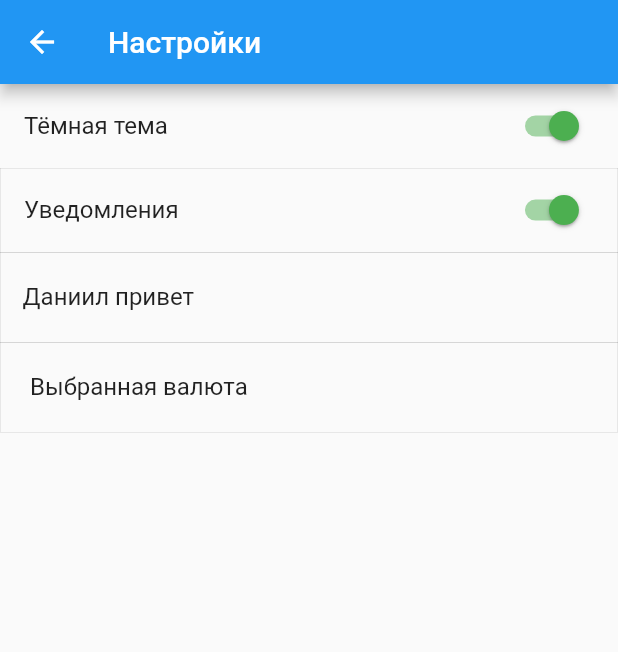
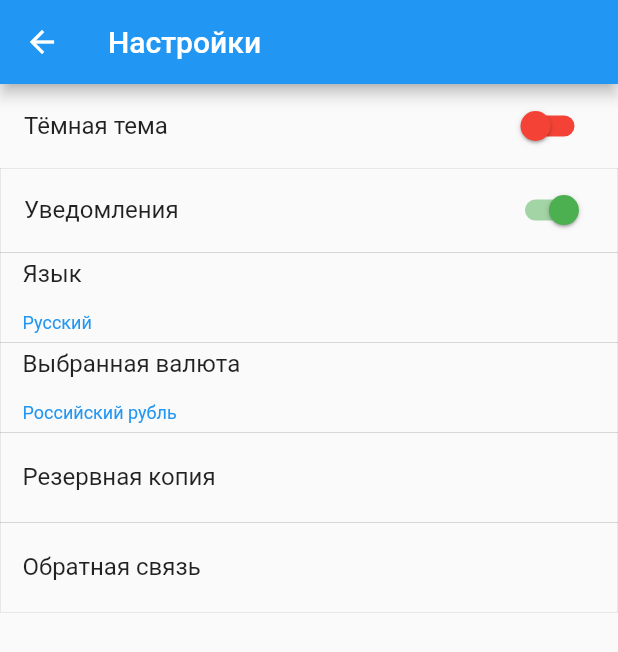
Before and after one commit to andryfaciy/Flatter_App, a Flutter app: the SettingsPage screen opened directly, after a tap on "Уведомления", on a phone screen of 412 x 824 dp. Shown: the top 652 px of the screen. Run offline on Flutter 3.47's test engine with Material 2 defaults, Android fonts, the phone set to English and light mode, and no system bars.

Commit message:
Update main.dart

```diff
--- a/flutter_app/lib/main.dart
+++ b/flutter_app/lib/main.dart
@@ -79,16 +79,17 @@ class _MyHomePageState extends State<MyHomePage> {
 }
 
 class SettingsPage extends StatefulWidget {
-
   @override
   State<StatefulWidget> createState() => new _TabsPageState();
 }
 
 class _TabsPageState extends State<SettingsPage>{
+  bool lights;
   bool isInstructionView;
   @override
   void initState() {
     isInstructionView = Global.shared.isInstructionView;
+    lights = Global.shared.lights;
     super.initState();
   }
 
@@ -101,9 +102,8 @@ class _TabsPageState extends State<SettingsPage>{
       body: Column(
         children:[
         new Container( alignment: FractionalOffset(0.95, 0.02),
-
         child:  SwitchListTile(
-          title: Text("Тёмная тема"),
+          title: Text("Тёмная тема", style: TextStyle(fontSize: 16)),
           value: isInstructionView,
           onChanged: (bool isOn) {
             print(isOn);
@@ -125,17 +125,16 @@ class _TabsPageState extends State<SettingsPage>{
                   width: 0.05,
                 )
             ),
-
             child:  SwitchListTile(
-              title: Text("Уведомления"),
-              value: isInstructionView,
+              title: Text("Уведомления", style: TextStyle(fontSize: 16)),
+              value: lights,
               onChanged: (bool isOn) {
                 print(isOn);
                 setState(() {
-                  isInstructionView = isOn;
-                  Global.shared.isInstructionView = isOn;
+                  lights = isOn;
+                  Global.shared.lights = isOn;
                   isOn =!isOn;
-                  print(isInstructionView);
+                  print(lights);
                 });
               },
               activeColor: Colors.green,
@@ -157,24 +156,102 @@ class _TabsPageState extends State<SettingsPage>{
                 )
             ),
            child: Padding(
-             padding: EdgeInsets.fromLTRB(15, 0, 0, 0),
-             child: Text("Даниил привет",style: TextStyle(fontSize: 16), textAlign: TextAlign.left),),
+             padding: EdgeInsets.fromLTRB(15, 5, 0, 5),
+             child: Column(
+               crossAxisAlignment: CrossAxisAlignment.start,
+               children: [
+                 Container(
+                   height: 35,
+                   child: Text("Язык", style: TextStyle(fontSize: 16)),
+                 ),
+                 Container(
+                   height: 14,
+                   child: Text("Русский",style: TextStyle(fontSize: 12 , color: Colors.blue), textAlign: TextAlign.left),
+                 ),
+               ],
+             ),
+           ),
           ),
           ),
-          new Container(
-            height: 60,
-            padding: EdgeInsets.all(20),
-            child: new Text("Выбранная валюта" , style: TextStyle(fontSize: 16)),
-            alignment: Alignment.topLeft,
-            decoration: BoxDecoration(
-              border: Border.all(
-                width: 0.05,
-              )
+          GestureDetector(
+            onTap: () {
+              print("Tapped a Container");
+            },
+            child: Container(
+              height: 60,
+              width: MediaQuery.of(context).size.width,
+              alignment: Alignment.centerLeft,
+              decoration: BoxDecoration(
+                  border: Border.all(
+                    width: 0.05,
+                  )
+              ),
+              child: Padding(
+                padding: EdgeInsets.fromLTRB(15, 5, 0, 5),
+                child: Column(
+                        crossAxisAlignment: CrossAxisAlignment.start,
+                        children: [
+                             Container(
+                                   height: 35,
+                                   child: Text("Выбранная валюта", style: TextStyle(fontSize: 16)),
+                              ),
+                             Container(
+                                   height: 14,
+                                   child: Text("Российский рубль",style: TextStyle(fontSize: 12 , color: Colors.blue), textAlign: TextAlign.left),
+                             ),
+                             ],
+                ),
+                 ),
+            ),
+          ),
+          GestureDetector(
+            onTap: () {
+              print("Tapped a Container");
+            },
+            child: Container(
+              height: 60,
+              width: MediaQuery.of(context).size.width,
+              alignment: Alignment.centerLeft,
+              decoration: BoxDecoration(
+                  border: Border.all(
+                    width: 0.05,
+                  )
+              ),
+              child: Padding(
+                padding: EdgeInsets.fromLTRB(15, 20, 0 , 0),
+                child: Column(
+                  children: [
+                    Text("Резервная копия" , style: TextStyle(fontSize: 16))
+                  ],
+                ),
+              ),
+            ),
+          ),
+          GestureDetector(
+            onTap: () {
+              print("Tapped a Container");
+            },
+            child: Container(
+              height: 60,
+              width: MediaQuery.of(context).size.width,
+              alignment: Alignment.centerLeft,
+              decoration: BoxDecoration(
+                  border: Border.all(
+                    width: 0.05,
+                  )
+              ),
+              child: Padding(
+                padding: EdgeInsets.fromLTRB(15, 20, 0 , 0),
+                child: Column(
+                  children: [
+                    Text("Обратная связь" , style: TextStyle(fontSize: 16))
+                  ],
+                ),
+              ),
             ),
           ),
         ]
       ),
-
     );
   }
 }
@@ -182,6 +259,7 @@ class _TabsPageState extends State<SettingsPage>{
 class Global{
   static final shared =Global();
   bool isInstructionView = false;
+  bool lights = false;
 }
 
 class TemplatesPage extends StatelessWidget {   //Экран Шаблоны
@@ -239,7 +317,6 @@ class ReportsPage extends StatelessWidget {   //Экран отчетов
   Widget build(BuildContext context) {
     return Scaffold(
       appBar: AppBar(title: Text('Отчеты'),),
-
     );
   }
 }
```
